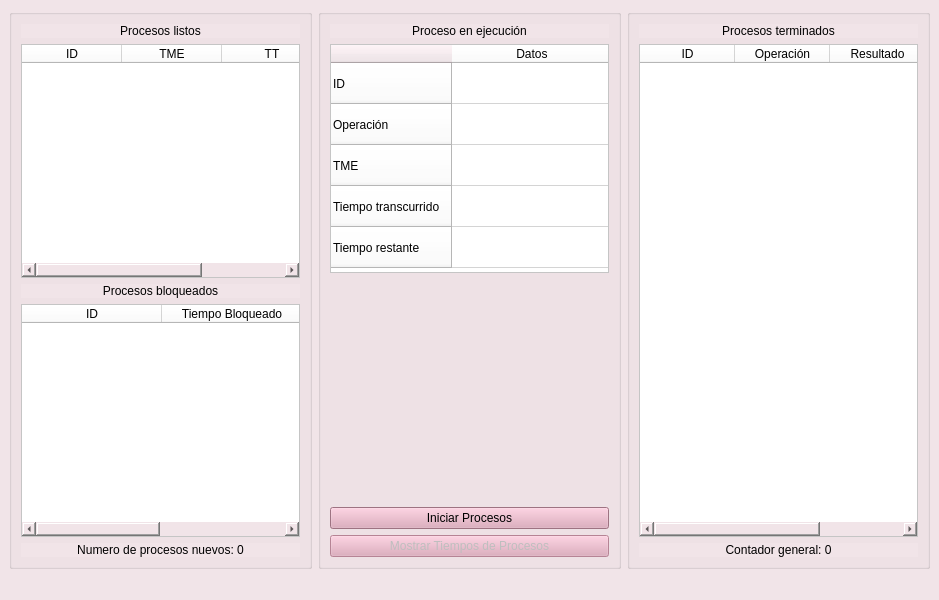
Above: ui/mainwindow.ui from Diego-Ga-Glez/planificador before the change. Below: the same form after it.
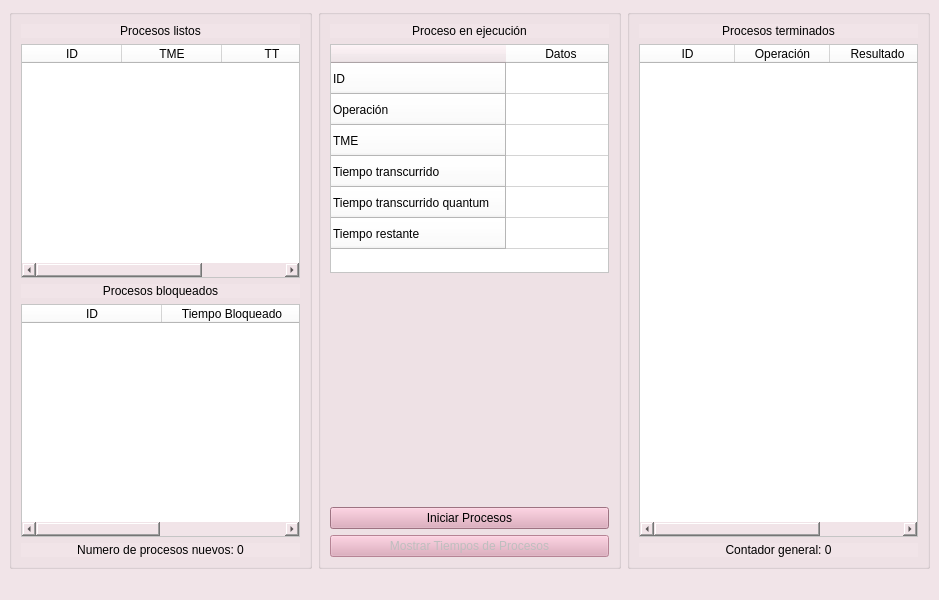
That is the form after the change.

Commit message: Se agrego opcion para agregar el valor del quantum (act 10)

The edit to the form file:
```diff
--- a/ui/mainwindow.ui
+++ b/ui/mainwindow.ui
@@ -283,10 +283,10 @@
           <set>QAbstractItemView::NoEditTriggers</set>
          </property>
          <attribute name="horizontalHeaderDefaultSectionSize">
-          <number>160</number>
+          <number>110</number>
          </attribute>
          <attribute name="verticalHeaderDefaultSectionSize">
-          <number>41</number>
+          <number>31</number>
          </attribute>
          <row>
           <property name="text">
@@ -308,6 +308,11 @@
            <string>Tiempo transcurrido</string>
           </property>
          </row>
+         <row>
+          <property name="text">
+           <string>Tiempo transcurrido quantum</string>
+          </property>
+         </row>
          <row>
           <property name="text">
            <string>Tiempo restante</string>
```
The commit also changes 11 other files.
